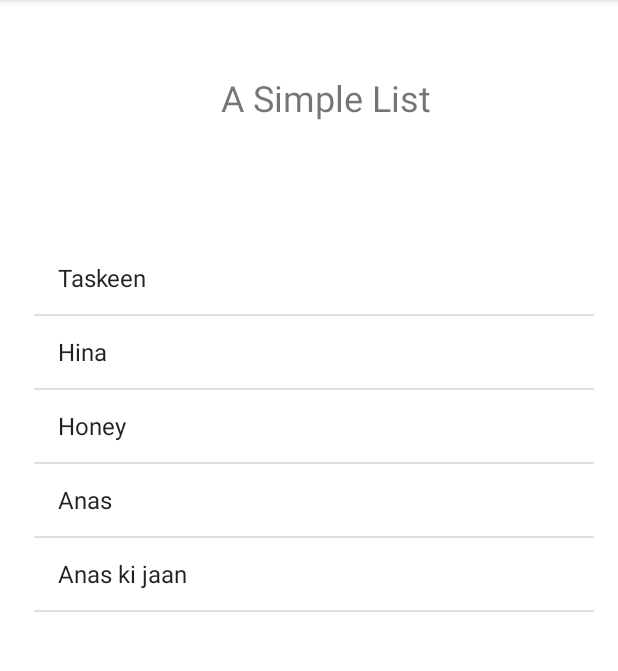
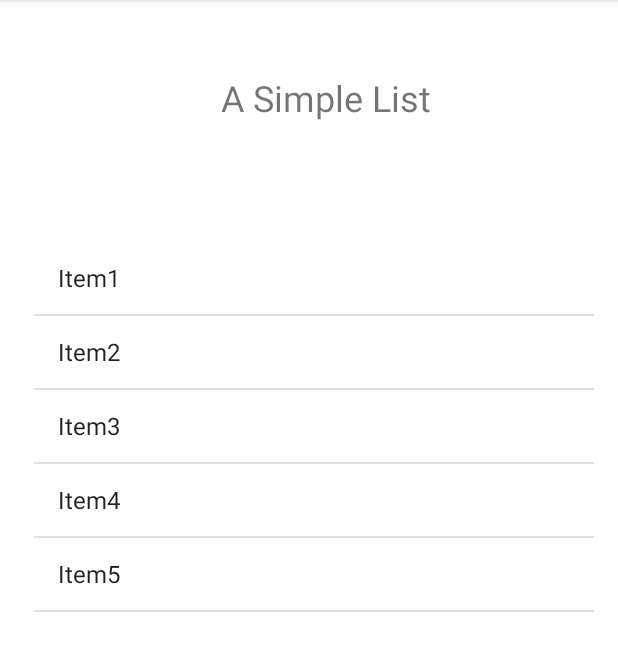
Before and after one commit to Anas428/Mobile_Computing_Progress, an Android app: the screen it shows after launch (MainActivity), on a phone screen of 412 x 824 dp, the part 84-755 px from its top. Run offline under Robolectric (Android 15) with nearby library versions, the phone set to English and light mode, and no system bars.

Commit message:
After Array List created

```diff
--- a/Projects/Lec 9/Lists/app/src/main/java/com/example/lists/MainActivity.java
+++ b/Projects/Lec 9/Lists/app/src/main/java/com/example/lists/MainActivity.java
@@ -18,12 +18,14 @@ public class MainActivity extends AppCompatActivity {
         setContentView(R.layout.activity_main);
 
         ListView listView = findViewById(R.id.myListView);
-        String [] friends = {"Taskeen","Hina", "Honey","Anas", "Anas ki jaan"};
+        String [] friends = {"Item1","Item2", "Item3","Item4", "Item5"};
         ArrayList<String> friendsList = new ArrayList<String>();
-        friendsList.add("Hina Meri jaan");
-        friendsList.add("Taskeen Meri jaan ");
-        friendsList.add("Meri jan Taskeen");
-        friendsList.add("Anas");
+        friendsList.add("Array List item 1");
+        friendsList.add("Array List item 2");
+        friendsList.add("Array List item 3");
+        friendsList.add("Array List item 4");
+        friendsList.add("Array List item 5");
+        friendsList.add("Array List item 6");
 
         ArrayAdapter<String> arrayAdapter = new ArrayAdapter<String>(this, android.R.layout.simple_list_item_1, friends);
         listView.setAdapter(arrayAdapter);
```
